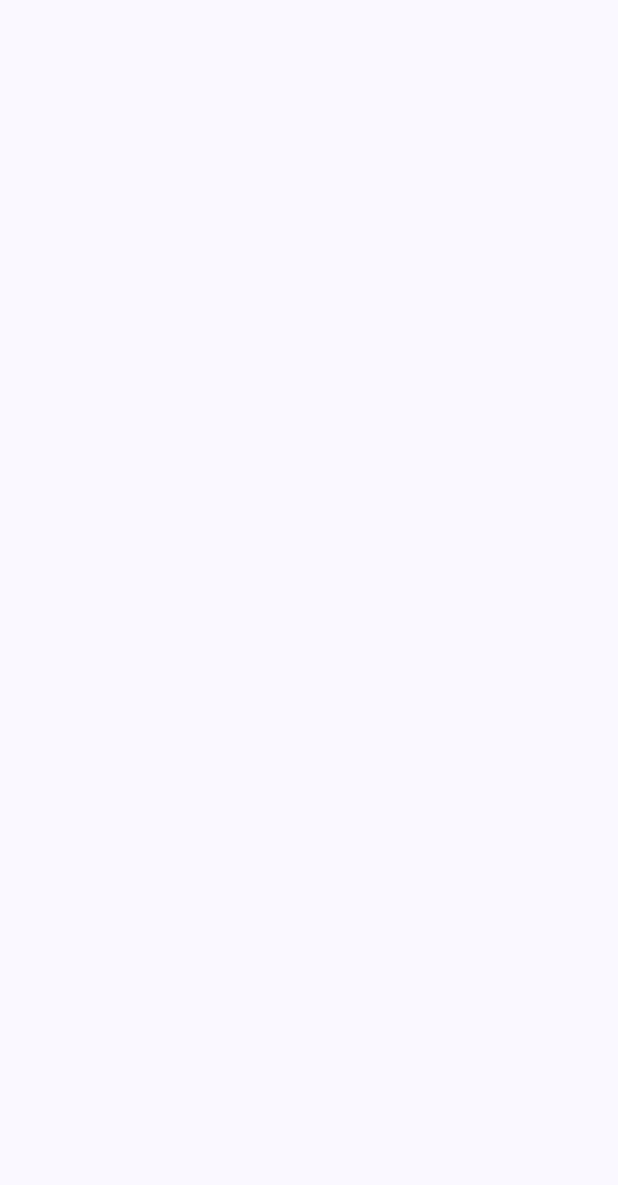
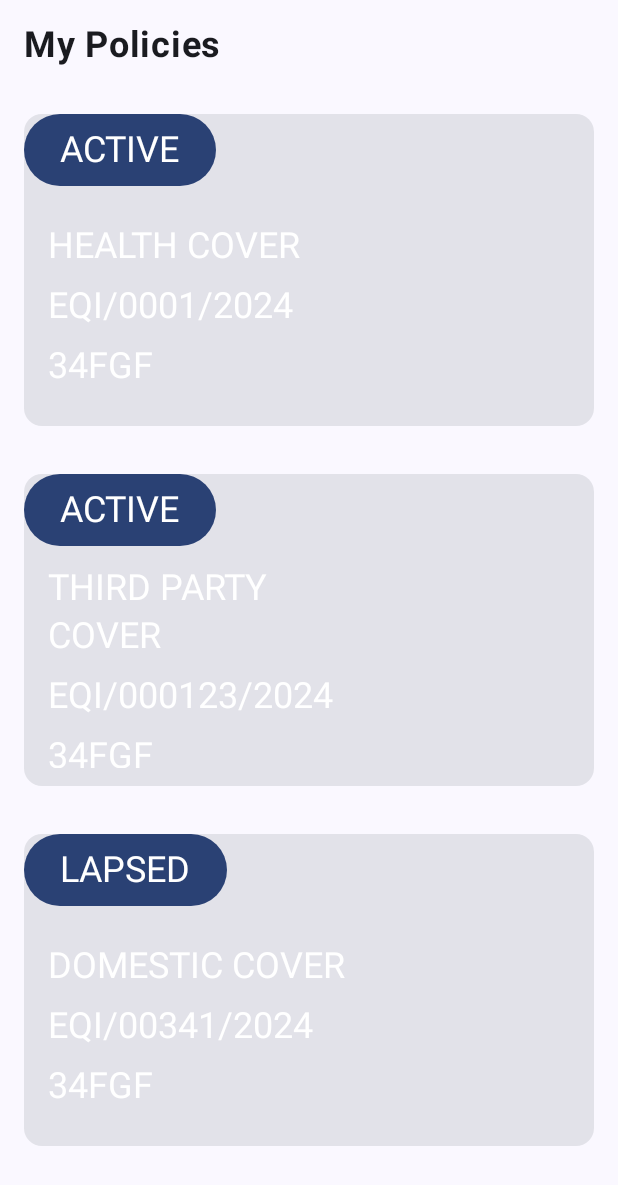
Before and after one commit to janet-jemutai/LazyColumn-cards, an Android app built with Jetpack Compose: the screen it shows after launch (MainActivity), on a phone screen of 412 x 824 dp. Before the commit the part shown is empty. Shown: the top 1185 px of the screen. Run offline under Robolectric (Android 15) with nearby library versions, the phone set to English and light mode, and no system bars.

Commit message:
cards added

```diff
--- a/app/src/main/java/com/jemutai/mypolicies/MainActivity.kt
+++ b/app/src/main/java/com/jemutai/mypolicies/MainActivity.kt
@@ -19,6 +19,7 @@ class MainActivity : ComponentActivity() {
                     modifier = Modifier.fillMaxSize(),
                     color = MaterialTheme.colorScheme.background
                 ) {
+                    MyPolicy()
                 }
             }
         }
--- /dev/null
+++ b/app/src/main/java/com/jemutai/mypolicies/MyPolicy.kt
@@ -0,0 +1,136 @@
+package com.jemutai.mypolicies
+
+import androidx.compose.foundation.background
+import androidx.compose.foundation.layout.Arrangement
+import androidx.compose.foundation.layout.Column
+import androidx.compose.foundation.layout.Row
+import androidx.compose.foundation.layout.Spacer
+import androidx.compose.foundation.layout.fillMaxWidth
+import androidx.compose.foundation.layout.height
+import androidx.compose.foundation.layout.padding
+import androidx.compose.foundation.layout.width
+import androidx.compose.foundation.lazy.LazyColumn
+import androidx.compose.foundation.shape.RoundedCornerShape
+import androidx.compose.material.icons.Icons
+import androidx.compose.material.icons.outlined.AddCircle
+import androidx.compose.material.icons.rounded.Home
+import androidx.compose.material.icons.rounded.Person
+import androidx.compose.material3.Button
+import androidx.compose.material3.Card
+import androidx.compose.material3.MaterialTheme
+import androidx.compose.material3.Text
+import androidx.compose.runtime.Composable
+import androidx.compose.ui.Alignment
+import androidx.compose.ui.Modifier
+import androidx.compose.ui.draw.clip
+import androidx.compose.ui.graphics.Color
+import androidx.compose.ui.text.font.FontWeight
+import androidx.compose.ui.unit.dp
+import androidx.compose.ui.unit.sp
+import com.jemutai.mypolicies.data.PolicyCard
+
+val myPolicy = listOf(
+    PolicyCard(
+        title = "HEALTH COVER",
+        policyNumber = "EQI/0001/2024",
+        status = "ACTIVE",
+        expDate = "34FGF",
+        premium = 56009,
+        icon = Icons.Outlined.AddCircle
+
+    ),
+    PolicyCard(
+        title = "THIRD PARTY COVER",
+        policyNumber = "EQI/000123/2024",
+        status = "ACTIVE",
+        expDate = "34FGF",
+        premium = 9834,
+        icon = Icons.Rounded.Person
+
+    ),
+    PolicyCard(
+        title = "DOMESTIC COVER",
+        policyNumber = "EQI/00341/2024",
+        status = "LAPSED",
+        expDate = "34FGF",
+        premium = 6743,
+        icon = Icons.Rounded.Home
+
+    ),
+)
+@Composable
+fun MyPolicy() {
+
+    Column {
+        Text(
+            text = "My Policies",
+            fontSize = 24.sp,
+            fontWeight = FontWeight.Bold,
+            color = MaterialTheme.colorScheme.onBackground,
+            modifier = Modifier.padding(16.dp)
+        )
+
+        LazyColumn {
+items(myPolicy.size){index ->
+
+MyPolicyCard(index = index )
+}
+
+        }
+    }
+}
+
+@Composable
+fun  MyPolicyCard(index:Int) {
+
+    val plcy = myPolicy[index]
+    var lastItemPaddingEnd = 0.dp
+    if (index == myPolicy.size - 1) {
+        lastItemPaddingEnd = 16.dp
+    }
+
+
+    Card(
+        modifier = Modifier
+            .fillMaxWidth()
+            .padding(16.dp)
+    ) {
+        Row(
+            modifier = Modifier.fillMaxWidth(),
+            verticalAlignment = Alignment.CenterVertically
+        ) {
+            // Button with a background color and text inside it
+            Button(
+                onClick = {}, // Empty onClick makes the button not clickable
+                modifier = Modifier.padding(end = 16.dp),
+                // colors = Color.Blue// Set the background color
+            ) {
+                Text(text = plcy.status, style = MaterialTheme.typography.headlineSmall, color = Color.White) // Text inside the button
+            }
+
+
+        }
+
+        Column(
+            modifier = Modifier
+                .clip(RoundedCornerShape(25.dp))
+//                .background(plcy.color)
+                .width(250.dp)
+                .height(160.dp)
+                .padding(vertical = 12.dp, horizontal = 16.dp),
+
+            verticalArrangement = Arrangement.Center
+
+        ) {
+//            Text(text = plcy.icon, style = MaterialTheme.typography.headlineSmall, color = Color.White)
+//
+//            Spacer(modifier = Modifier.height(8.dp))
+            Text(text = plcy.title, style = MaterialTheme.typography.headlineSmall, color = Color.White)
+            Spacer(modifier = Modifier.height(8.dp))
+            Text(text = plcy.policyNumber, style = MaterialTheme.typography.headlineSmall, color = Color.White)
+            Spacer(modifier = Modifier.height(8.dp))
+            Text(text = plcy.expDate, style = MaterialTheme.typography.headlineSmall, color = Color.White)
+//
+        }
+    }
+}
--- /dev/null
+++ b/app/src/main/java/com/jemutai/mypolicies/data/Policy.kt
@@ -0,0 +1,14 @@
+package com.jemutai.mypolicies.data
+
+import android.icu.text.CaseMap.Title
+import androidx.compose.ui.graphics.vector.ImageVector
+
+
+data class PolicyCard(
+     val  title: String,
+    val policyNumber : String,
+    val  status: String,
+    val  expDate: String,
+    val  icon : ImageVector,
+    val  premium : Int
+)
```
